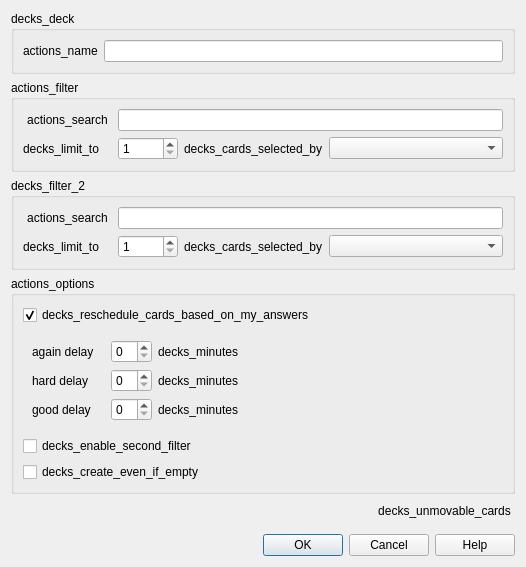
This is qt/aqt/forms/filtered_deck.ui in ankitects/anki as Qt 5 draws it before an edit. The edited form follows.
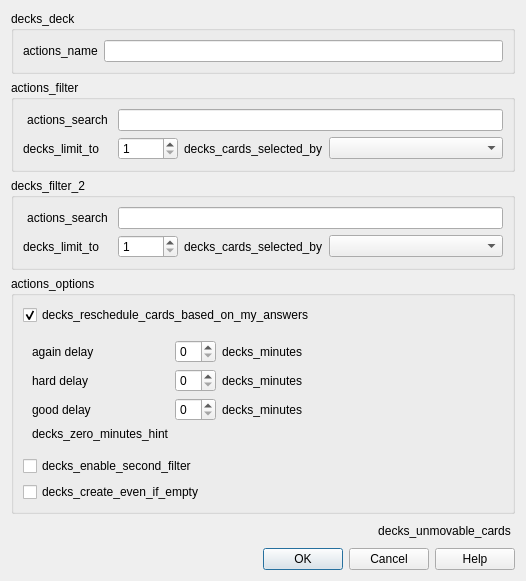
This is the edited form.

Commit message: Add hint for zero minutes in filtered deck

The edit to the form file:
```diff
--- a/qt/aqt/forms/filtered_deck.ui
+++ b/qt/aqt/forms/filtered_deck.ui
@@ -252,6 +252,13 @@
            </property>
           </widget>
          </item>
+         <item row="4" column="0" colspan = "2">
+          <widget class="QLabel" name="label_12">
+           <property name="text">
+            <string>decks_zero_minutes_hint</string>
+           </property>
+          </widget>
+         </item>
         </layout>
        </widget>
       </item>
```
The commit also changes 1 other file.
